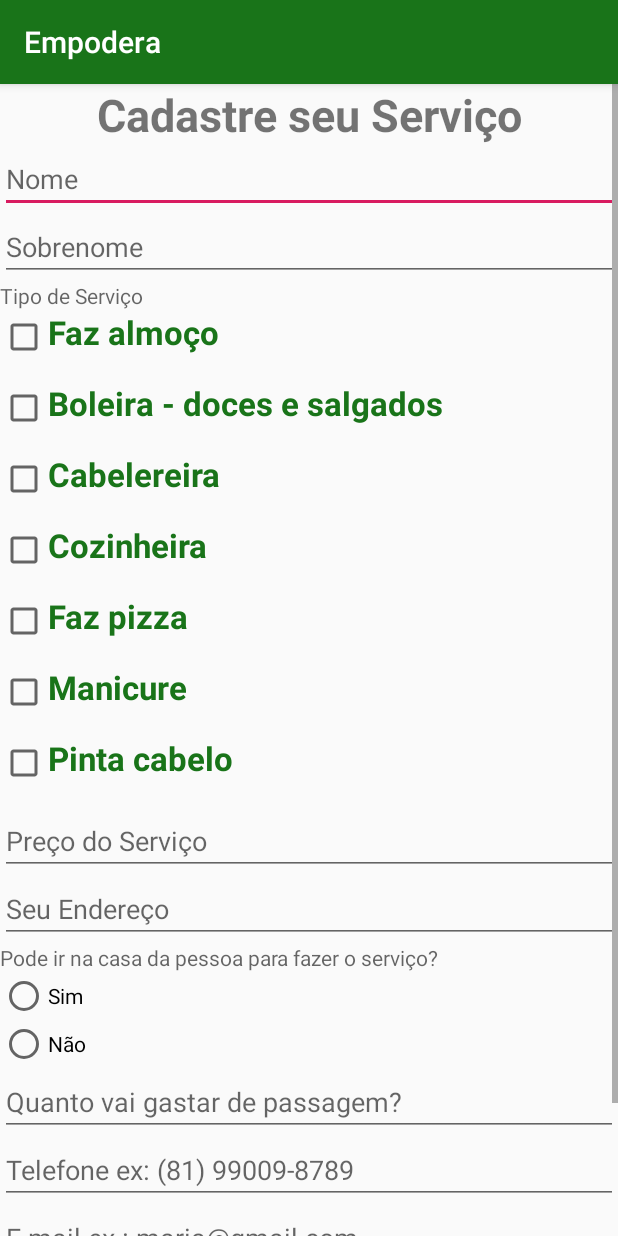
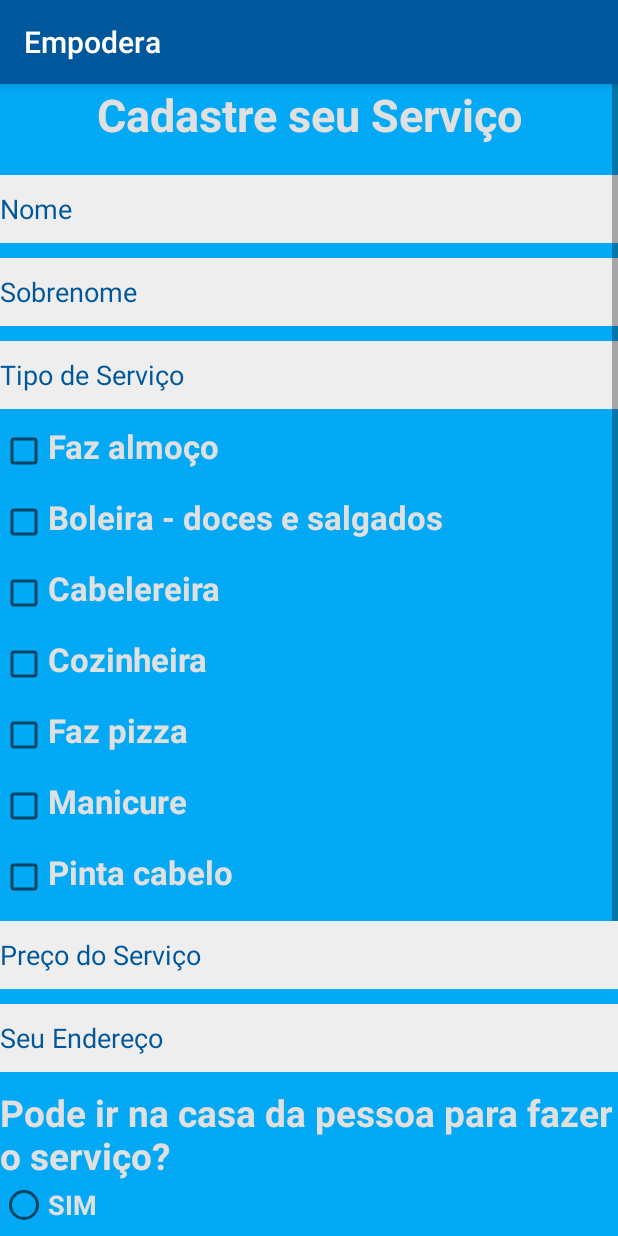
Before and after one commit to Laura-Oliveira/Empodera_old, an Android app: the RegisterServiceActivity screen opened directly, with no data from a screen before it, on a phone screen of 412 x 824 dp. Run offline under Robolectric (Android 15) with nearby library versions, the phone set to English and light mode, and no system bars.

Commit message:
Atualização do layout da aplicação

```diff
--- a/app/src/main/AndroidManifest.xml
+++ b/app/src/main/AndroidManifest.xml
@@ -40,10 +40,12 @@
 
         <activity
             android:name=".SearchWorkerActivity"
-            android:label="@string/title_activity_search_woker"></activity>
+            android:label="@string/title_activity_search_woker">
+        </activity>
         <activity android:name=".LearnSubjectActivity" />
         <activity android:name=".RegisterServiceActivity" />
         <activity android:name=".MainActivity">
+
             <intent-filter>
                 <action android:name="android.intent.action.MAIN" />
 
--- a/app/src/main/java/com/empodera/LearnSubjectActivity.java
+++ b/app/src/main/java/com/empodera/LearnSubjectActivity.java
@@ -3,15 +3,20 @@ package com.empodera;
 import android.support.v7.app.AppCompatActivity;
 import android.os.Bundle;
 import android.text.method.LinkMovementMethod;
+import android.view.View;
 import android.widget.TextView;
 
 public class LearnSubjectActivity extends AppCompatActivity {
+
+    View view;
 
     @Override
     protected void onCreate(Bundle savedInstanceState) {
         super.onCreate(savedInstanceState);
         setContentView(R.layout.activity_learn_subject);
 
+        view = findViewById(R.id.screen_learn_subject);
+        view.setBackgroundColor(getResources().getColor(R.color.color_background));
         TextView txtLinkMarmitex = findViewById(R.id.link_marmitex);
         txtLinkMarmitex.setMovementMethod(LinkMovementMethod.getInstance());
 
--- a/app/src/main/java/com/empodera/MainActivity.java
+++ b/app/src/main/java/com/empodera/MainActivity.java
@@ -7,10 +7,13 @@ import android.view.View;
 
 public class MainActivity extends AppCompatActivity {
 
+    View view;
     @Override
     protected void onCreate(Bundle savedInstanceState) {
         super.onCreate(savedInstanceState);
         setContentView(R.layout.activity_main);
+        view = findViewById(R.id.screen_main);
+        view.setBackgroundColor(getResources().getColor(R.color.color_background));
     }
 
     public void registerService(View view)
--- a/app/src/main/java/com/empodera/RegisterServiceActivity.java
+++ b/app/src/main/java/com/empodera/RegisterServiceActivity.java
@@ -2,14 +2,21 @@ package com.empodera;
 
 import android.support.v7.app.AppCompatActivity;
 import android.os.Bundle;
+import android.view.View;
 import android.widget.NumberPicker;
 import android.widget.TextView;
 
-public class RegisterServiceActivity extends AppCompatActivity {
+public class RegisterServiceActivity extends AppCompatActivity
+{
+    View view;
 
     @Override
-    protected void onCreate(Bundle savedInstanceState) {
+    protected void onCreate(Bundle savedInstanceState)
+    {
         super.onCreate(savedInstanceState);
         setContentView(R.layout.activity_register_service);
+
+        view = findViewById(R.id.screen_register_service);
+        view.setBackgroundColor(getResources().getColor(R.color.color_background));
     }
 }
--- a/app/src/main/res/layout/activity_register_service.xml
+++ b/app/src/main/res/layout/activity_register_service.xml
@@ -4,7 +4,8 @@
     xmlns:android="http://schemas.android.com/apk/res/android"
     xmlns:tools="http://schemas.android.com/tools"
     android:layout_height="match_parent"
-    android:layout_width="match_parent">
+    android:layout_width="match_parent"
+    android:id="@+id/screen_register_service">
 
     <LinearLayout
     android:layout_height="match_parent"
@@ -17,29 +18,40 @@
             android:layout_width="match_parent"
             android:layout_height="wrap_content"
             android:text="@string/txt_title_register_service"
+            android:textColor="@color/title_main"
             android:gravity="center_horizontal"
             android:textSize="30sp"
             android:textStyle="bold"
+            android:layout_marginBottom="20sp"
             />
         <EditText
             android:id="@+id/txt_name"
             android:layout_width="match_parent"
-            android:layout_height="wrap_content"
+            android:layout_height="45sp"
             android:hint="@string/txt_name"
+            android:textColorHint="@color/blue"
+            android:background="@color/background_textbox"
+            android:layout_marginBottom="10sp"
             />
 
         <EditText
             android:id="@+id/txt_surname"
             android:layout_width="match_parent"
-            android:layout_height="wrap_content"
+            android:layout_height="45sp"
             android:hint="@string/txt_surname"
+            android:textColorHint="@color/blue"
+            android:background="@color/background_textbox"
+            android:layout_marginBottom="10sp"
             />
 
-        <TextView
+        <EditText
             android:id="@+id/txt_type_service"
             android:layout_width="match_parent"
-            android:layout_height="wrap_content"
+            android:layout_height="45sp"
             android:hint="@string/txt_type_service"
+            android:textColorHint="@color/blue"
+            android:background="@color/background_textbox"
+            android:layout_marginBottom="10sp"
             />
 
         <LinearLayout
@@ -59,7 +71,7 @@
                 android:layout_width="wrap_content"
                 android:layout_height="wrap_content"
                 android:text="@string/check_almoco"
-                android:textColor="@color/colorPrimary"
+                android:textColor="@color/title_main"
                 android:textSize="10pt"
                 android:textStyle="bold"
                 android:layout_marginBottom="8pt"
@@ -83,7 +95,7 @@
                 android:layout_width="wrap_content"
                 android:layout_height="wrap_content"
                 android:text="@string/check_boleira"
-                android:textColor="@color/colorPrimary"
+                android:textColor="@color/title_main"
                 android:textSize="10pt"
                 android:textStyle="bold"
                 android:layout_marginBottom="8pt"
@@ -107,7 +119,7 @@
                 android:layout_width="wrap_content"
                 android:layout_height="wrap_content"
                 android:text="@string/check_cabeleleira"
-                android:textColor="@color/colorPrimary"
+                android:textColor="@color/title_main"
                 android:textSize="10pt"
                 android:textStyle="bold"
                 android:layout_marginBottom="8pt"
@@ -131,7 +143,7 @@
                 android:layout_width="wrap_content"
                 android:layout_height="wrap_content"
                 android:text="@string/check_cozinheira"
-                android:textColor="@color/colorPrimary"
+                android:textColor="@color/title_main"
                 android:textSize="10pt"
                 android:textStyle="bold"
                 android:layout_marginBottom="8pt"
@@ -155,7 +167,7 @@
                 android:layout_width="wrap_content"
                 android:layout_height="wrap_content"
                 android:text="@string/check_faz_pizza"
-                android:textColor="@color/colorPrimary"
+                android:textColor="@color/title_main"
                 android:textSize="10pt"
                 android:textStyle="bold"
                 android:layout_marginBottom="8pt"
@@ -179,7 +191,7 @@
                 android:layout_width="wrap_content"
                 android:layout_height="wrap_content"
                 android:text="@string/check_manicure"
-                android:textColor="@color/colorPrimary"
+                android:textColor="@color/title_main"
                 android:textSize="10pt"
                 android:textStyle="bold"
                 android:layout_marginBottom="8pt"
@@ -203,7 +215,7 @@
                 android:layout_width="wrap_content"
                 android:layout_height="wrap_content"
                 android:text="@string/check_pinta_cabelo"
-                android:textColor="@color/colorPrimary"
+                android:textColor="@color/title_main"
                 android:textSize="10pt"
                 android:textStyle="bold"
                 android:layout_marginBottom="8pt"
@@ -213,14 +225,21 @@
         <EditText
             android:id="@+id/txt_price_service"
             android:layout_width="match_parent"
-            android:layout_height="wrap_content"
-            android:hint="@string/txt_price_service"/>
+            android:layout_height="45sp"
+            android:hint="@string/txt_price_service"
+            android:textColorHint="@color/blue"
+            android:background="@color/background_textbox"
+            android:layout_marginBottom="10sp"
+            />
 
         <EditText
             android:id="@+id/txt_address"
             android:layout_width="match_parent"
-            android:layout_height="wrap_content"
+            android:layout_height="45sp"
             android:hint="@string/txt_address"
+            android:textColorHint="@color/blue"
+            android:background="@color/background_textbox"
+            android:layout_marginBottom="10sp"
             />
 
         <RadioGroup
@@ -232,13 +251,20 @@
                 android:id="@+id/txt_mobility"
                 android:layout_width="match_parent"
                 android:layout_height="wrap_content"
-                android:hint="@string/txt_mobility"
+                android:text="@string/txt_mobility"
+                android:textColor="@color/title_main"
+                android:textStyle="bold"
+                android:textSize="11pt"
                 />
             <RadioButton
                 android:id="@+id/txt_radio_yes"
                 android:layout_width="wrap_content"
                 android:layout_height="wrap_content"
                 android:text="@string/txt_radio_yes"
+                android:textColor="@color/title_main"
+                android:textAllCaps="true"
+                android:textStyle="bold"
+                android:textSize="8pt"
                 />
 
             <RadioButton
@@ -246,34 +272,56 @@
                 android:layout_width="match_parent"
                 android:layout_height="wrap_content"
                 android:text="@string/txt_radio_no"
+                android:textColor="@color/title_main"
+                android:textAllCaps="true"
+                android:textStyle="bold"
+                android:textSize="8pt"
                 />
         </RadioGroup>
 
-        <EditText
-            android:id="@+id/txt_price_transport"
+        <TextView
             android:layout_width="match_parent"
-            android:layout_height="wrap_content"
-            android:hint="@string/txt_price_transport"/>
+            android:layout_height="match_parent"
+            android:textColorHint="@color/blue"
+            android:textColor="@color/white"
+            />
+
+
+        <NumberPicker
+            android:layout_width="match_parent"
+            android:layout_height="45sp"
+            android:background="@color/background_textbox"
+            android:layout_marginBottom="10sp"
+            android:textColorHint="@color/blue"
+            />
+
 
         <EditText
             android:id="@+id/txt_phone"
             android:layout_width="match_parent"
-            android:layout_height="wrap_content"
+            android:layout_height="45sp"
             android:hint="@string/txt_phone"
+            android:textColorHint="@color/blue"
+            android:background="@color/background_textbox"
+            android:layout_marginBottom="10sp"
             />
 
         <EditText
             android:id="@+id/txt_email"
             android:layout_width="match_parent"
-            android:layout_height="wrap_content"
-            android:hint="@string/txt_email"/>
+            android:layout_height="45sp"
+            android:hint="@string/txt_email"
+            android:textColorHint="@color/blue"
+            android:background="@color/background_textbox"
+            android:layout_marginBottom="10sp"
+            />
 
         <Button
             android:id="@+id/btn_register_service"
             android:layout_width="match_parent"
             android:layout_height="wrap_content"
             android:text="@string/btn_register_service"
-            android:background="@color/btn_color"
+            android:background="@color/blue"
             android:textColor="@color/white"
             android:textSize="14sp"
             android:textStyle="bold"
--- a/app/src/main/res/values/colors.xml
+++ b/app/src/main/res/values/colors.xml
@@ -1,8 +1,13 @@
 <?xml version="1.0" encoding="utf-8"?>
 <resources>
-    <color name="colorPrimaryDark">#1f911f</color>
-    <color name="colorPrimary">#197419</color>
-    <color name="colorAccent">#D81B60</color>
+    <color name="colorPrimaryDark">#1565C0</color>
+    <color name="colorPrimary">#01579B</color>
+    <color name="colorAccent">#01579B</color>
     <color name="btn_color">  #006e00 </color>
-    <color name="white"> #ffffff</color>
+    <color name="white"> #BDBDBD </color>
+    <color name="black"> #424242</color>
+    <color name="title_main"> #E0E0E0</color>
+    <color name="blue">#01579B</color>
+    <color name="color_background">#03A9F4 </color>
+    <color name="background_textbox"> #EEEEEE</color>
 </resources>
--- a/app/src/main/res/values/strings.xml
+++ b/app/src/main/res/values/strings.xml
@@ -3,9 +3,9 @@
 
     <!-- Strings da tela activity_main -->
     <string name="what_search">O que está procurando?</string>
-    <string name="btn_search_person">Buscar trabalhad@r</string>
-    <string name="btn_learn">Aprender algo novo</string>
-    <string name="btn_offer_service">Cadastrar seu serviço</string>
+    <string name="btn_search_person">Buscar trabalhador</string>
+    <string name="btn_learn">Aprender</string>
+    <string name="btn_register_work">Cadastrar trabalho</string>
 
     <!-- Opcoes do checkbox -->
     <string name="check_cabeleleira">Cabelereira</string>
```
Also changed, not shown: app/src/main/res/layout/activity_learn_subject.xml (+7 -4 lines), app/src/main/res/layout/activity_main.xml (+19 -12 lines), 2 other files.
